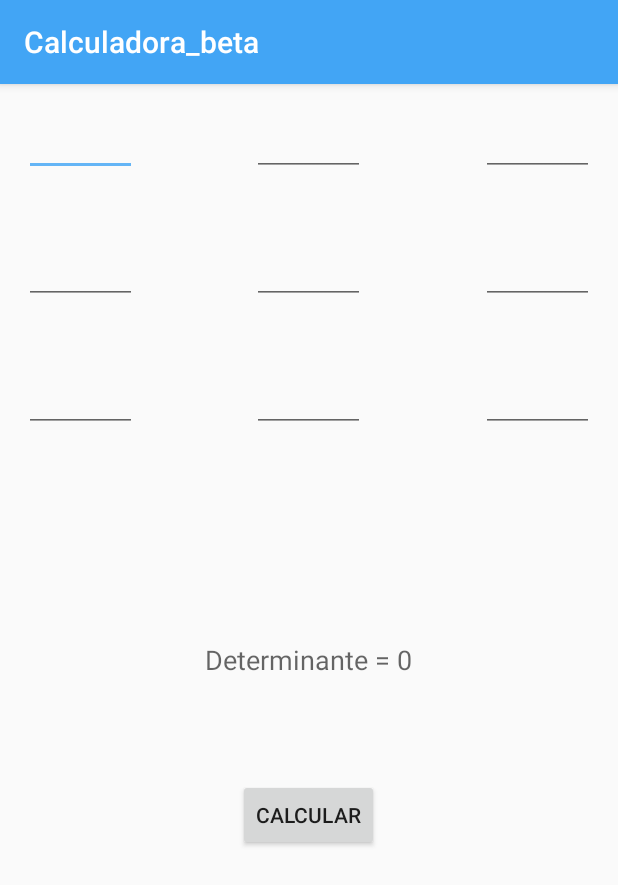
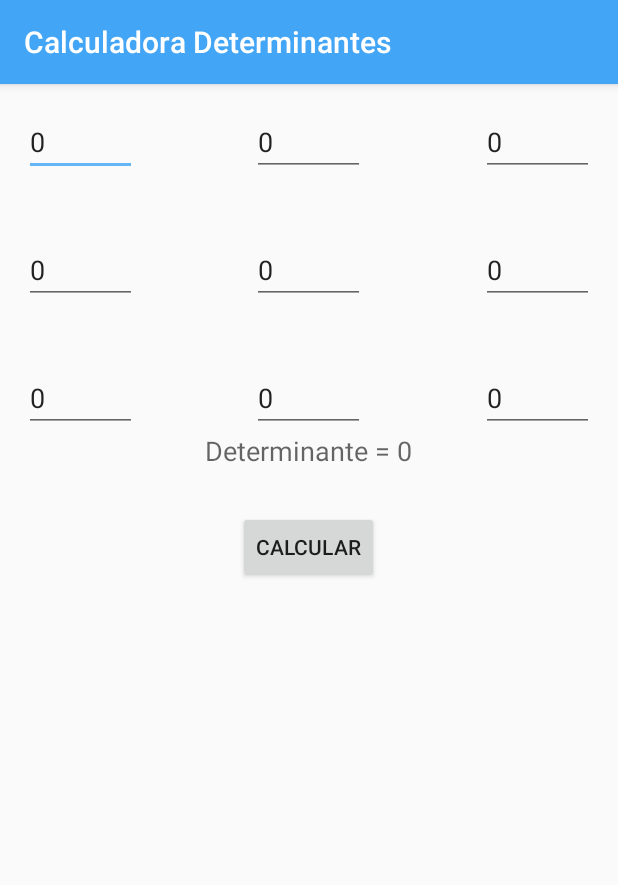
Before and after one commit to Marcoredmg/calculadora_determinantes, an Android app: the screen it shows after launch (MainActivity), after a tap on "CALCULAR", on a phone screen of 412 x 824 dp. Shown: the top 885 px of the screen. Run offline under Robolectric (Android 15) with nearby library versions, the phone set to English and light mode, and no system bars.

Commit message:
se usaron 0's para evitar que esten vacios, trabajando en una mejor solucion

```diff
--- a/app/src/main/java/com/coredevelopers/calculadora_beta/MainActivity.java
+++ b/app/src/main/java/com/coredevelopers/calculadora_beta/MainActivity.java
@@ -2,6 +2,7 @@ package com.coredevelopers.calculadora_beta;
 
 import android.support.v7.app.AppCompatActivity;
 import android.os.Bundle;
+import android.text.TextUtils;
 import android.view.View;
 import android.widget.Button;
 import android.widget.EditText;
@@ -15,34 +16,47 @@ public class MainActivity extends AppCompatActivity {
         super.onCreate(savedInstanceState);
         setContentView(R.layout.activity_main);
 
-        final EditText a1 = (EditText) findViewById(R.id.a1);
-        final EditText a2 = (EditText) findViewById(R.id.a2);
-        final EditText a3 = (EditText) findViewById(R.id.a3);
+        final EditText x1 = (EditText) findViewById(R.id.a1);
+        final EditText x2 = (EditText) findViewById(R.id.a2);
+        final EditText x3 = (EditText) findViewById(R.id.a3);
 
-        final EditText b1 = (EditText) findViewById(R.id.b1);
-        final EditText b2 = (EditText) findViewById(R.id.b2);
-        final EditText b3 = (EditText) findViewById(R.id.b3);
+        final EditText y1 = (EditText) findViewById(R.id.b1);
+        final EditText y2 = (EditText) findViewById(R.id.b2);
+        final EditText y3 = (EditText) findViewById(R.id.b3);
 
-        final EditText c1 = (EditText) findViewById(R.id.c1);
-        final EditText c2 = (EditText) findViewById(R.id.c2);
-        final EditText c3 = (EditText) findViewById(R.id.c3);
+        final EditText z1 = (EditText) findViewById(R.id.c1);
+        final EditText z2 = (EditText) findViewById(R.id.c2);
+        final EditText z3 = (EditText) findViewById(R.id.c3);
 
         final Button b_calculo = (Button) findViewById(R.id.b_calculo);
         final TextView resultado = (TextView) findViewById(R.id.resultado_val);
 
+        x1.setText("0");
+        x2.setText("0");
+        x3.setText("0");
+
+        y1.setText("0");
+        y2.setText("0");
+        y3.setText("0");
+
+        z1.setText("0");
+        z2.setText("0");
+        z3.setText("0");
+
         b_calculo.setOnClickListener(new View.OnClickListener() {
             @Override
             public void onClick(View v) {
-                final int a = Integer.parseInt(a1.getText().toString());
-                final int b = Integer.parseInt(a2.getText().toString());
-                final int c = Integer.parseInt(a3.getText().toString());
-                final int d = Integer.parseInt(b1.getText().toString());
-                final int e = Integer.parseInt(b2.getText().toString());
-                final int f = Integer.parseInt(b3.getText().toString());
-                final int g = Integer.parseInt(c1.getText().toString());
-                final int h = Integer.parseInt(c2.getText().toString());
-                final int i = Integer.parseInt(c3.getText().toString());
-                int determinante = CalculoDeterminante(a,b,c,d,e,f,g,h,i);
+
+                int a = Integer.parseInt(x1.getText().toString());
+                int b = Integer.parseInt(x2.getText().toString());
+                int c = Integer.parseInt(x3.getText().toString());
+                int d = Integer.parseInt(y1.getText().toString());
+                int e = Integer.parseInt(y2.getText().toString());
+                int f = Integer.parseInt(y3.getText().toString());
+                int g = Integer.parseInt(z1.getText().toString());
+                int h = Integer.parseInt(z2.getText().toString());
+                int i = Integer.parseInt(z3.getText().toString());
+                int determinante = CalculoDeterminante(a, b, c, d, e, f, g, h, i);
                 resultado.setText("Determinante = " + determinante);
             }
         });
--- a/app/src/main/res/layout/activity_main.xml
+++ b/app/src/main/res/layout/activity_main.xml
@@ -17,7 +17,8 @@
         android:id="@+id/a1"
         android:layout_alignParentTop="true"
         android:layout_alignParentLeft="true"
-        android:layout_alignParentStart="true" />
+        android:layout_alignParentStart="true"
+        />
 
     <EditText
         android:layout_width="75dp"
@@ -103,9 +104,9 @@
     <Button
         android:layout_width="wrap_content"
         android:layout_height="wrap_content"
-        android:text="Calcular"
+        android:text="@string/botonCalcular"
         android:id="@+id/b_calculo"
-        android:layout_marginTop="67dp"
+        android:layout_marginTop="28dp"
         android:layout_below="@+id/resultado_val"
         android:layout_centerHorizontal="true" />
 
@@ -115,7 +116,7 @@
         android:textAppearance="?android:attr/textAppearanceMedium"
         android:text="..."
         android:id="@+id/resultado_val"
-        android:layout_centerVertical="true"
+        android:layout_below="@+id/c2"
         android:layout_centerHorizontal="true" />
 
 </RelativeLayout>
--- a/app/src/main/res/values/strings.xml
+++ b/app/src/main/res/values/strings.xml
@@ -1,3 +1,4 @@
 <resources>
-    <string name="app_name">Calculadora_beta</string>
+    <string name="app_name">Calculadora Determinantes</string>
+    <string name="botonCalcular">Calcular</string>
 </resources>
```
